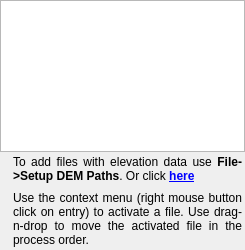
Before: the Qt Designer form src/qmapshack/dem/IDemList.ui in Maproom/qmapshack, drawn with Qt 5.
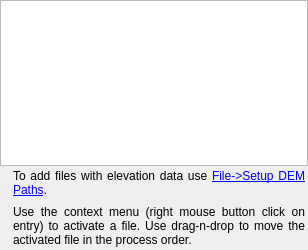
After: the same form once the commit is applied. Icons and pictures are not drawn. Custom widgets are drawn as their Qt base class.

```diff
--- a/src/qmapshack/dem/IDemList.ui
+++ b/src/qmapshack/dem/IDemList.ui
@@ -6,7 +6,7 @@
    <rect>
     <x>0</x>
     <y>0</y>
-    <width>245</width>
+    <width>308</width>
     <height>250</height>
    </rect>
   </property>
@@ -109,7 +109,7 @@
        <item>
         <widget class="QLabel" name="labelHelpFillMapList">
          <property name="text">
-          <string>To add files with elevation data use &lt;b&gt;File-&gt;Setup DEM Paths&lt;/b&gt;.  Or click &lt;a href='setup'&gt;&lt;b&gt;here&lt;/b&gt;&lt;/a&gt;</string>
+          <string>To add files with elevation data use &lt;a href='DemFolders'&gt;File-&gt;Setup DEM Paths&lt;/a&gt;.</string>
          </property>
          <property name="alignment">
           <set>Qt::AlignJustify|Qt::AlignVCenter</set>
```
